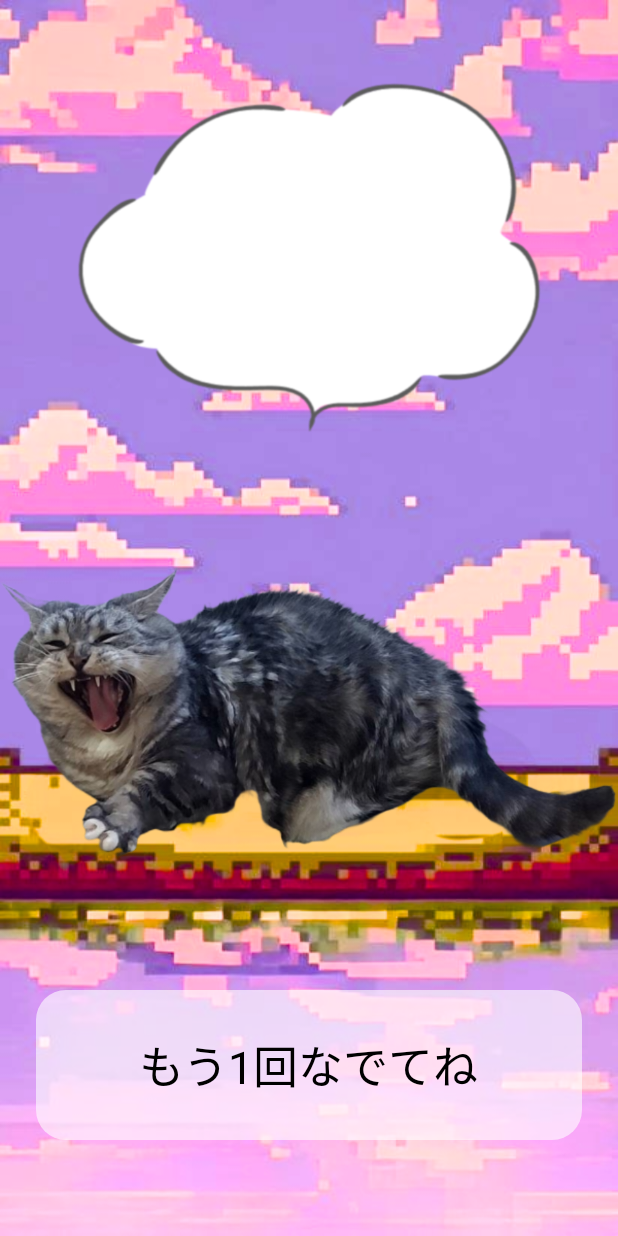
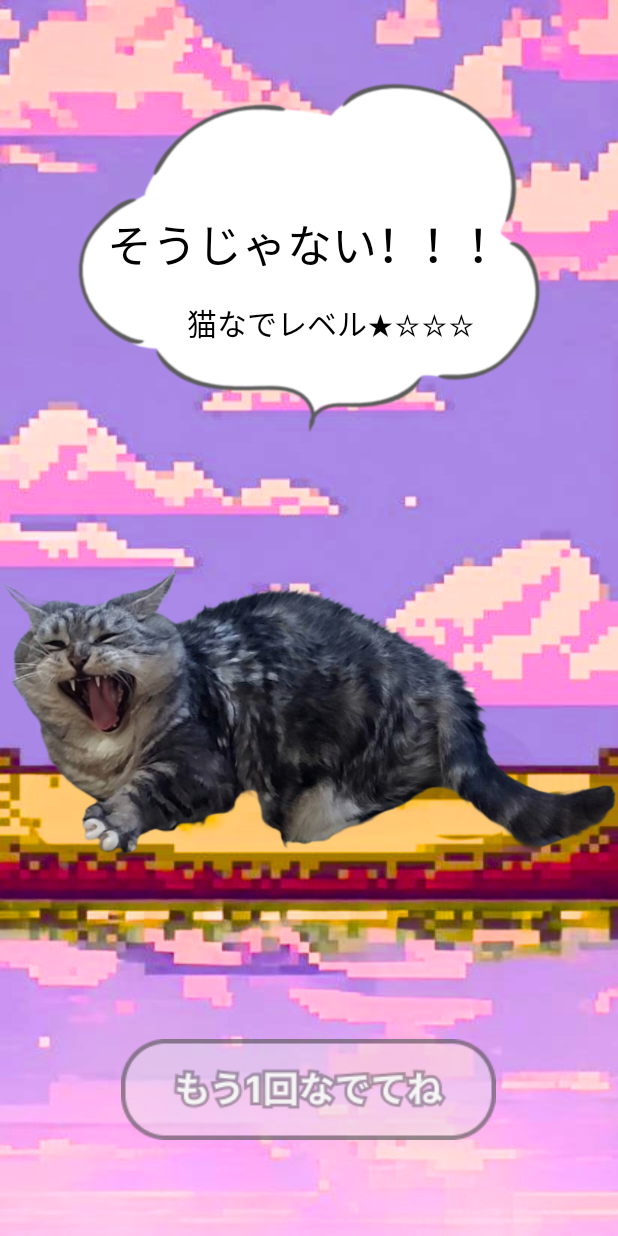
Before and after one commit to ii-da/NekoGame, an Android app: the ClearActivity screen opened directly, with no data from a screen before it, on a phone screen of 412 x 824 dp. Run offline under Robolectric (Android 15) with nearby library versions, the phone set to English and light mode, and no system bars.

Commit message:
クリア画面編集

```diff
--- a/app/src/main/java/com/example/nekoapp/ClearActivity.java
+++ b/app/src/main/java/com/example/nekoapp/ClearActivity.java
@@ -19,7 +19,8 @@ public class ClearActivity extends AppCompatActivity {
     private static final String KEY_COUNT = "key_count";
     private ImageView clearImageView;
     private TextView clearCommentTextView;
-    private FrameLayout backBtn;
+    private TextView levelCommentTextView;
+    private ImageView backBtn;
 
     public static Intent newIntent(Context context, int count) {
         Intent intent = new Intent(context, ClearActivity.class);
@@ -34,6 +35,7 @@ public class ClearActivity extends AppCompatActivity {
 
         clearImageView = findViewById(R.id.clear_view);
         clearCommentTextView = findViewById(R.id.clear_comment);
+        levelCommentTextView = findViewById(R.id.level_comment);
         backBtn = findViewById(R.id.back_button);
 
         int count = getIntent().getIntExtra(KEY_COUNT, -1);
@@ -41,19 +43,23 @@ public class ClearActivity extends AppCompatActivity {
         if (70 <= count) {
             // 70以上の時　いちばんいいやつ
             clearImageView.setImageResource(R.drawable.love);
-            clearCommentTextView.setText("");
+            clearCommentTextView.setText("しあわせ♡♡♡");
+            levelCommentTextView.setText("　  猫なでレベル★★★★");
         } else if (50 <= count) {
             // 50以上　ふつう
             clearImageView.setImageResource(R.drawable.standup);
-            clearCommentTextView.setText("ありがとう～");
+            clearCommentTextView.setText("なでるの上手だね");
+            levelCommentTextView.setText("　  猫なでレベル★★★☆");
         } else if (30 <= count) {
             // 30以上　ちょっと悪い
             clearImageView.setImageResource(R.drawable.daze);
-            clearCommentTextView.setText("");
+            clearCommentTextView.setText("・・・ありがとう");
+            levelCommentTextView.setText("　  猫なでレベル★★☆☆");
         } else {
             // 最悪
             clearImageView.setImageResource(R.drawable.angry);
-            clearCommentTextView.setText("");
+            clearCommentTextView.setText("そうじゃない！！！");
+            levelCommentTextView.setText("　  猫なでレベル★☆☆☆");
         }
         backBtn.setOnClickListener(new View.OnClickListener() {
             @Override
--- a/app/src/main/res/drawable/shape_timer_bg.xml
+++ b/app/src/main/res/drawable/shape_timer_bg.xml
@@ -1,5 +1,5 @@
 <?xml version="1.0" encoding="utf-8"?>
 <shape android:shape="rectangle" xmlns:android="http://schemas.android.com/apk/res/android">
     <corners android:radius="20dp"/>
-    <solid android:color="#99FFFFFF"/>
+    <solid android:color="#50FFFFFF"/>
 </shape>
--- a/app/src/main/res/layout/activity_clear.xml
+++ b/app/src/main/res/layout/activity_clear.xml
@@ -10,7 +10,7 @@
     tools:context=".MainActivity">
 
     <ImageView
-        android:layout_width="400dp"
+        android:layout_width="match_parent"
         android:layout_height="250dp"
         android:src="@drawable/hukidasi"
         android:layout_gravity="center_horizontal"
@@ -18,34 +18,35 @@
 
     <TextView
         android:id="@+id/clear_comment"
-        android:layout_width="250dp"
+        android:layout_width="match_parent"
         android:layout_height="80dp"
         android:text="ありがとう～"
         android:textColor="@color/black"
         android:textSize="30sp"
+        android:gravity="center_horizontal"
         android:layout_gravity="center_horizontal"
-        android:layout_marginTop="140dp"
-        android:layout_marginLeft="25dp"/>
+        android:layout_marginTop="140dp"/>
 
-    <FrameLayout
+    <TextView
+        android:id="@+id/level_comment"
+        android:layout_width="match_parent"
+        android:layout_height="30dp"
+        android:text="　  猫なでレベル★★★☆"
+        android:textColor="@color/black"
+        android:textSize="20sp"
+        android:gravity="center_horizontal"
+        android:layout_gravity="center_horizontal"
+        android:layout_marginTop="200dp"/>
+
+    <ImageView
         android:id="@+id/back_button"
-        android:layout_width="match_parent"
-        android:layout_height="100dp"
-        android:background="@drawable/shape_timer_bg"
+        android:layout_width="250dp"
+        android:layout_height="67dp"
+        android:background="@drawable/backbtn"
         android:layout_gravity="bottom|center_horizontal"
         android:layout_marginStart="24dp"
         android:layout_marginEnd="24dp"
-        android:layout_marginBottom="64dp">
-        <TextView
-            android:layout_width="wrap_content"
-            android:layout_height="wrap_content"
-            android:text="もう1回なでてね"
-            android:textColor="@color/black"
-            android:textSize="30sp"
-            android:textAlignment="center"
-            android:layout_gravity="center"/>
-
-    </FrameLayout>
+        android:layout_marginBottom="64dp"/>
 
     <ImageView
         android:id="@+id/clear_view"
--- a/app/src/main/res/layout/activity_game.xml
+++ b/app/src/main/res/layout/activity_game.xml
@@ -65,7 +65,7 @@
         android:layout_width="60dp"
         android:layout_height="60dp"
         android:layout_marginLeft="70dp"
-        android:layout_marginTop="170dp"
+        android:layout_marginTop="350dp"
         android:src="@drawable/heart"
         android:visibility="gone"/>
 
@@ -74,7 +74,7 @@
         android:layout_width="60dp"
         android:layout_height="60dp"
         android:layout_marginLeft="200dp"
-        android:layout_marginTop="100dp"
+        android:layout_marginTop="280dp"
         android:src="@drawable/heart"
         android:visibility="gone"/>
 
@@ -83,7 +83,7 @@
         android:layout_width="60dp"
         android:layout_height="60dp"
         android:layout_marginLeft="300dp"
-        android:layout_marginTop="180dp"
+        android:layout_marginTop="400dp"
         android:src="@drawable/heart"
         android:visibility="gone"/>
 
```
Also changed, not shown: app/src/main/res/drawable/backbtn.png (added).
